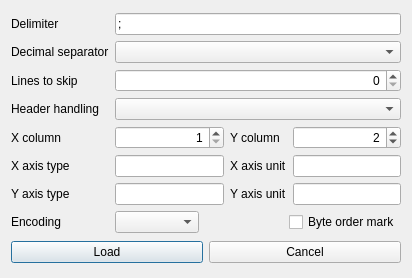
Above: src/gui/loadcsvfiledialog.ui from echmet/CEval before the change. Below: the same form after it.
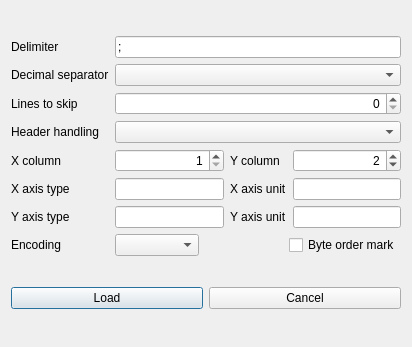
That is the form after the change.

Commit message: Use clearer captions and warning messages regarding CSV import and delimiters

Diff of the .ui file:
```diff
--- a/src/gui/loadcsvfiledialog.ui
+++ b/src/gui/loadcsvfiledialog.ui
@@ -7,7 +7,7 @@
     <x>0</x>
     <y>0</y>
     <width>412</width>
-    <height>278</height>
+    <height>347</height>
    </rect>
   </property>
   <property name="windowTitle">
```
Left out of the diff: 2 changed lines with no effect on the pictures. The commit also changes 2 other files.
